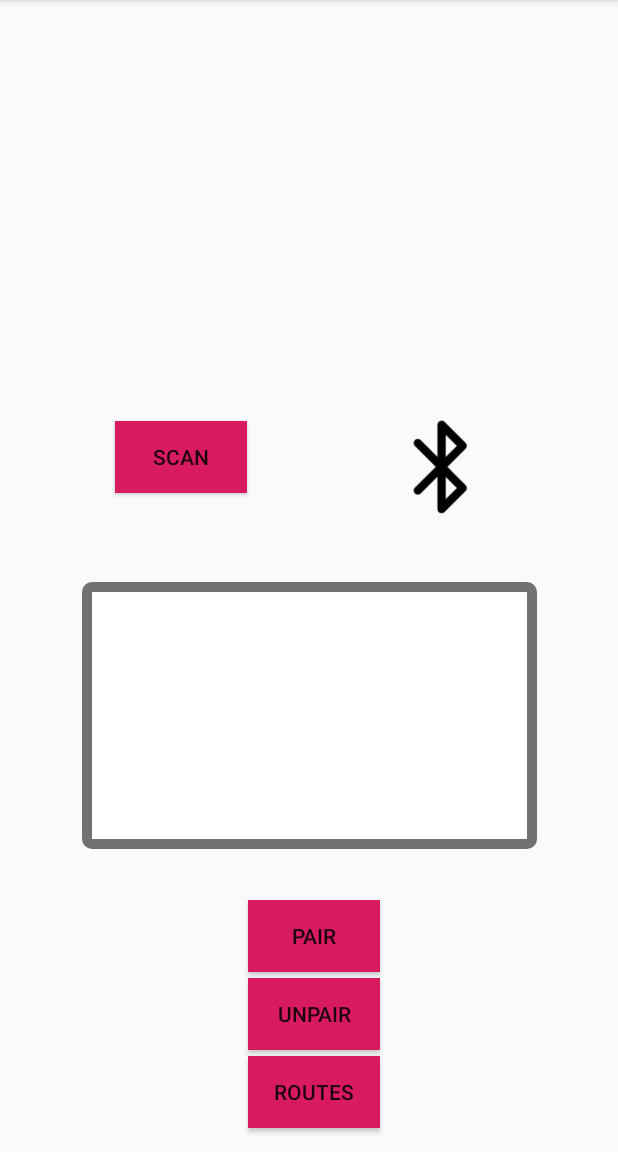
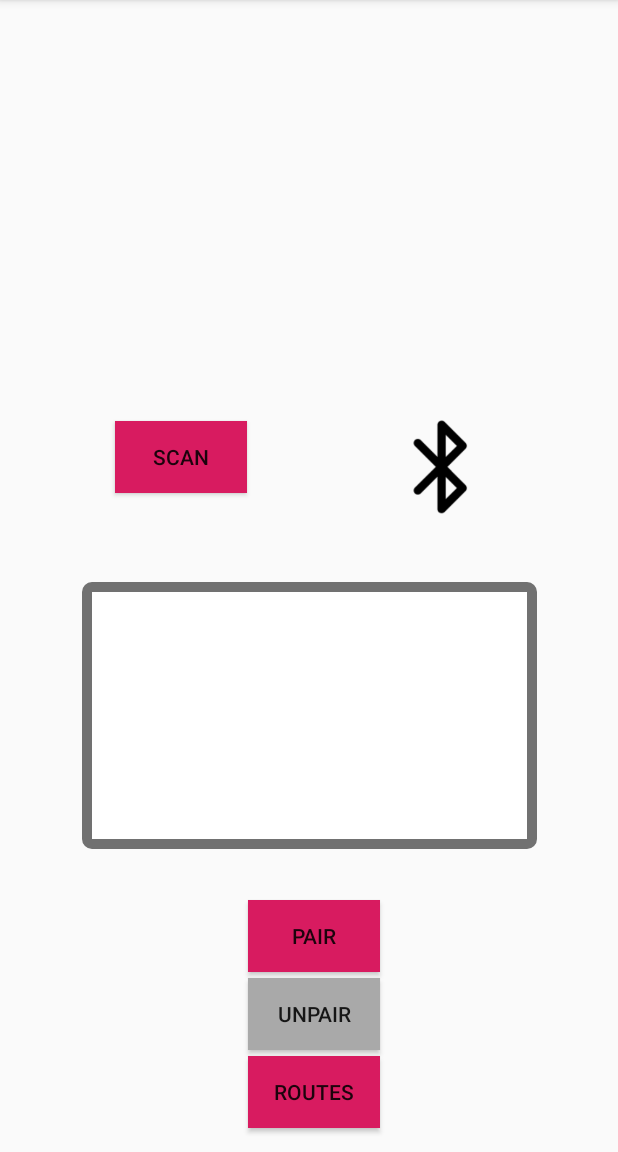
Before and after one commit to DIT112-V19/group-05, an Android app: the screen it shows after launch (MainActivity), after a tap on "FIND VEHICLE", on a phone screen of 412 x 824 dp, the part 84-1236 px from its top. Run offline under Robolectric (Android 15) with nearby library versions, the phone set to English and light mode, and no system bars.

Commit message:
Subject: Fix toasts and dialog changes
Fix toast when onBackPressed
Fix toast when cancelDialoge
Change one line background color for pair_button

Related Issues
Relates to #21

```diff
--- a/android/app/src/main/java/com/example/hajken/CollectionFragment.java
+++ b/android/app/src/main/java/com/example/hajken/CollectionFragment.java
@@ -59,8 +59,6 @@ public class CollectionFragment extends Fragment implements View.OnClickListener
                     vehicleOn = false;
                     Toast.makeText(getActivity(),"Vehicle stopping",Toast.LENGTH_LONG).show();
                 }
-            } else {
-                Toast.makeText(getActivity(),"Cancelling...",Toast.LENGTH_LONG).show();
             }
 
         //when vehicle is not running
@@ -79,8 +77,6 @@ public class CollectionFragment extends Fragment implements View.OnClickListener
                     vehicleOn = true;
                     Toast.makeText(getActivity(),"Starting...",Toast.LENGTH_LONG).show();
                 }
-            } else {
-                Toast.makeText(getActivity(),"Cancelling...",Toast.LENGTH_LONG).show();
             }
         }
     }
@@ -136,6 +132,7 @@ public class CollectionFragment extends Fragment implements View.OnClickListener
             case R.id.circle_symbol: {
                 Log.d(TAG, "onClick: Clicked CIRCLE");
                 setInput(circleRouteData);
+                dialog.setAction("START");
                 dialog.setDialogHeading("Would you like to start the route?");
                 dialog.setTargetFragment(CollectionFragment.this,1);
                 dialog.show(getFragmentManager(),"DIALOG");
@@ -145,6 +142,7 @@ public class CollectionFragment extends Fragment implements View.OnClickListener
             case R.id.square_symbol: {
                 Log.d(TAG, "onClick: Clicked SQUARE");
                 setInput(squareRouteData);
+                dialog.setAction("START");
                 dialog.setDialogHeading("Would you like to start the route?");
                 dialog.setTargetFragment(CollectionFragment.this,1);
                 dialog.show(getFragmentManager(),"DIALOG");
--- a/android/app/src/main/java/com/example/hajken/MainActivity.java
+++ b/android/app/src/main/java/com/example/hajken/MainActivity.java
@@ -5,6 +5,7 @@ import android.support.v4.app.FragmentTransaction;
 import android.support.v7.app.AppCompatActivity;
 import android.os.Bundle;
 import android.util.Log;
+import android.widget.Toast;
 
 import java.util.List;
 
@@ -72,6 +73,7 @@ public class MainActivity extends AppCompatActivity implements InterfaceMainActi
         for (Fragment fragment : fragments){
             if (fragment instanceof CollectionFragment && ((CollectionFragment) fragment).isVehicleOn()){
                 Log.d(TAG, "onBackPressed: instance of CollectionFragment & backPressedDisabled = true");
+                Toast.makeText(this, "Can't go back while vehicle is running", Toast.LENGTH_SHORT).show();
             } else {
                 super.onBackPressed();
             }
--- a/android/app/src/main/res/layout/fragment_scan.xml
+++ b/android/app/src/main/res/layout/fragment_scan.xml
@@ -41,7 +41,7 @@
         android:layout_width="wrap_content"
         android:layout_height="wrap_content"
         android:layout_marginBottom="4dp"
-        android:background="@color/button_active"
+        android:background="@drawable/button_background"
         android:text="@string/unpair_button"
         app:layout_constraintBottom_toTopOf="@+id/routes_button"
         app:layout_constraintEnd_toEndOf="parent"
```
